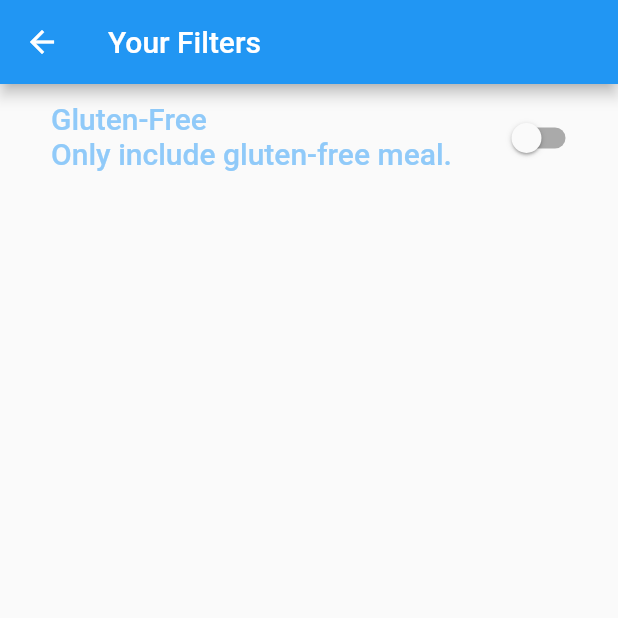
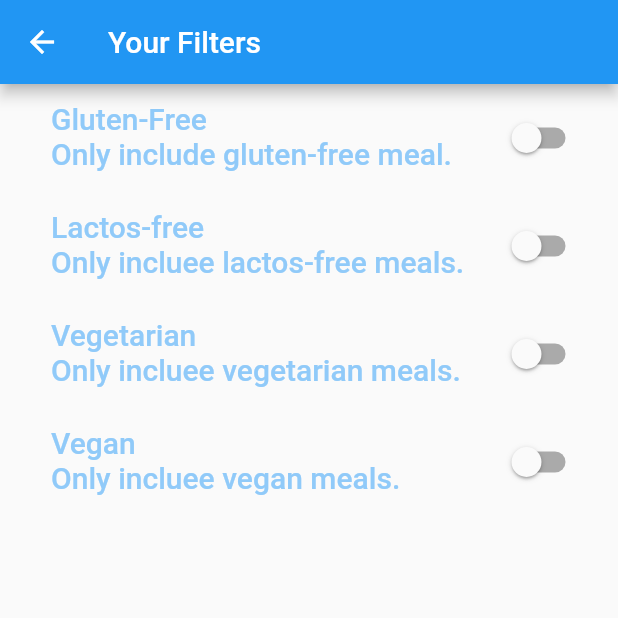
Before and after one commit to RattiRao/Flutter_Meals_App, a Flutter app: the FilterScreen screen opened directly, on a phone screen of 412 x 824 dp, the top half of it. Run offline on Flutter 3.47's test engine with Material 2 defaults, Android fonts, the phone set to English and light mode, and no system bars; our stand-ins replace google_fonts, transparent_image; missing offline and left inert: dart:ffi.

Commit message:
Filter options save

```diff
--- a/lib/screen/filters.dart
+++ b/lib/screen/filters.dart
@@ -1,4 +1,7 @@
 import 'package:flutter/material.dart';
+import 'package:meals_app/widget/filter_tile.dart';
+
+enum FilterMeal { glutenFree, lactosFree, vegetarian, vegan }
 
 class FilterScreen extends StatefulWidget {
   const FilterScreen({super.key});
@@ -11,32 +14,71 @@ class FilterScreen extends StatefulWidget {
 
 class _FilterScreenState extends State<FilterScreen> {
   bool _isGlutenFreeSet = false;
+  bool _isLactosFreeSet = false;
+  bool _isVegetarian = false;
+  bool _isVegan = false;
+
   @override
   Widget build(BuildContext context) {
     return Scaffold(
       appBar: AppBar(
         title: Text('Your Filters'),
       ),
-      body: Column(
-        children: [
-          SwitchListTile(
-            value: _isGlutenFreeSet,
-            onChanged: (isChecked){
-              setState(() {
-                _isGlutenFreeSet = isChecked;
-              });
-            },
-            title: Text('Gluten-Free', style: Theme.of(context).textTheme.titleLarge!.copyWith(
-              color: Theme.of(context).colorScheme.background
-            ),),
-            subtitle: Text('Only include gluten-free meal.', style: Theme.of(context).textTheme.titleLarge!.copyWith(
-              color: Theme.of(context).colorScheme.background
-            ),),
-            activeColor: Theme.of(context).colorScheme.tertiary,
-            contentPadding: EdgeInsets.only(left: 34, right: 22),
-            )
-        ]
-        ),
+      // drawer: MainDrawer(onSelectScreen: (identifier) {
+      //   Navigator.of(context).pop();
+      //   if (identifier == ScreenType.Categories) {
+      //     Navigator.of(context).pushReplacement(MaterialPageRoute(builder: (ctx) => TabScreen()));
+      //   }
+      // },),
+      body: WillPopScope(
+        onWillPop:() async {
+          Navigator.of(context).pop({
+            FilterMeal.glutenFree: _isGlutenFreeSet,
+            FilterMeal.lactosFree: _isLactosFreeSet,
+            FilterMeal.vegetarian: _isVegetarian,
+            FilterMeal.vegan: _isVegan,
+          });
+          return false;
+        },
+        child: Column(children: [
+          FilterTile(
+              title: 'Gluten-Free',
+              subtitle: 'Only include gluten-free meal.',
+              isValueSet: _isGlutenFreeSet,
+              onChanged: (isChecked) {
+                setState(() {
+                  _isGlutenFreeSet = isChecked;
+                });
+              }),
+          FilterTile(
+              title: 'Lactos-free',
+              subtitle: 'Only incluee lactos-free meals.',
+              isValueSet: _isLactosFreeSet,
+              onChanged: (isChecked) {
+                setState(() {
+                  _isLactosFreeSet = isChecked;
+                });
+              }),
+          FilterTile(
+              title: 'Vegetarian',
+              subtitle: 'Only incluee vegetarian meals.',
+              isValueSet: _isVegetarian,
+              onChanged: (isChecked) {
+                setState(() {
+                  _isVegetarian = isChecked;
+                });
+              }),
+          FilterTile(
+              title: 'Vegan',
+              subtitle: 'Only incluee vegan meals.',
+              isValueSet: _isVegan,
+              onChanged: (isChecked) {
+                setState(() {
+                  _isVegan = isChecked;
+                });
+              }),
+        ]),
+      ),
     );
   }
 }
--- a/lib/screen/tabs.dart
+++ b/lib/screen/tabs.dart
@@ -1,6 +1,9 @@
+import 'dart:ffi';
+
 import 'package:flutter/material.dart';
 import 'package:meals_app/model/meal.dart';
 import 'package:meals_app/screen/categories.dart';
+import 'package:meals_app/screen/filters.dart';
 import 'package:meals_app/screen/meals.dart';
 import 'package:meals_app/widget/main_drawer.dart';
 
@@ -40,12 +43,16 @@ class _TabScreenState extends State<TabScreen> {
     }
   }
 
-  void _setScreen(ScreenType identifier) {
+  void _setScreen(ScreenType identifier) async {
+    Navigator.of(context).pop();
     switch (identifier) {
       case ScreenType.Categories:
-        Navigator.of(context).pop();
         break;
       case ScreenType.Filters:
+        final result = await Navigator.of(context).push<Map<FilterMeal, bool>>(MaterialPageRoute(
+          builder: (context) => FilterScreen(),
+        ));
+        print(result);
         break;
       default:
     }
--- /dev/null
+++ b/lib/widget/filter_tile.dart
@@ -0,0 +1,38 @@
+import 'package:flutter/material.dart';
+
+class FilterTile extends StatelessWidget {
+  const FilterTile(
+      {super.key,
+      required this.title,
+      required this.subtitle,
+      required this.isValueSet,
+      required this.onChanged});
+  final String title;
+  final String subtitle;
+  final bool isValueSet;
+  final Function(bool isChecked) onChanged;
+
+  @override
+  Widget build(BuildContext context) {
+    return SwitchListTile(
+      value: isValueSet,
+      onChanged: onChanged,
+      title: Text(
+        title,
+        style: Theme.of(context)
+            .textTheme
+            .titleLarge!
+            .copyWith(color: Theme.of(context).colorScheme.background),
+      ),
+      subtitle: Text(
+        subtitle,
+        style: Theme.of(context)
+            .textTheme
+            .titleLarge!
+            .copyWith(color: Theme.of(context).colorScheme.background),
+      ),
+      activeColor: Theme.of(context).colorScheme.tertiary,
+      contentPadding: EdgeInsets.only(left: 34, right: 22),
+    );
+  }
+}
```
Also changed, not shown: 11 other files.
